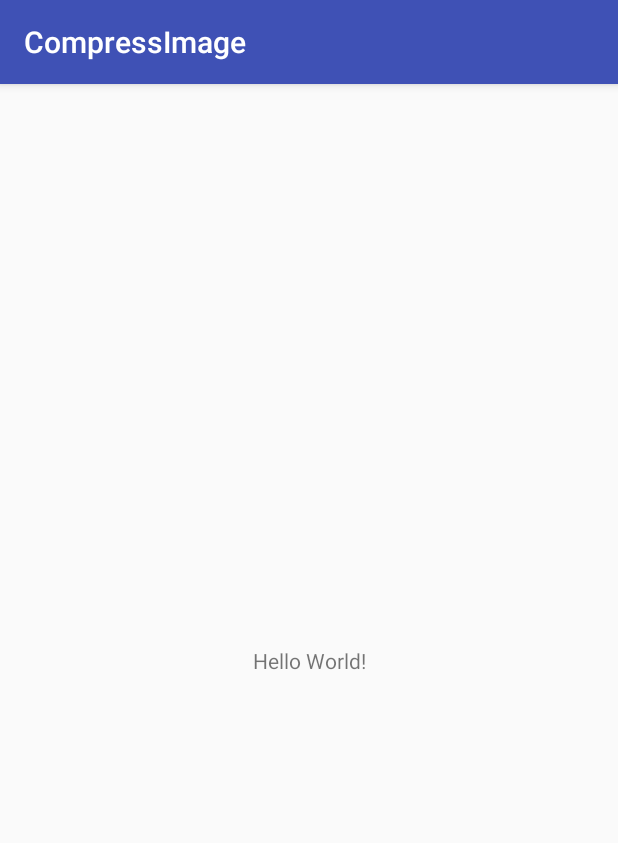
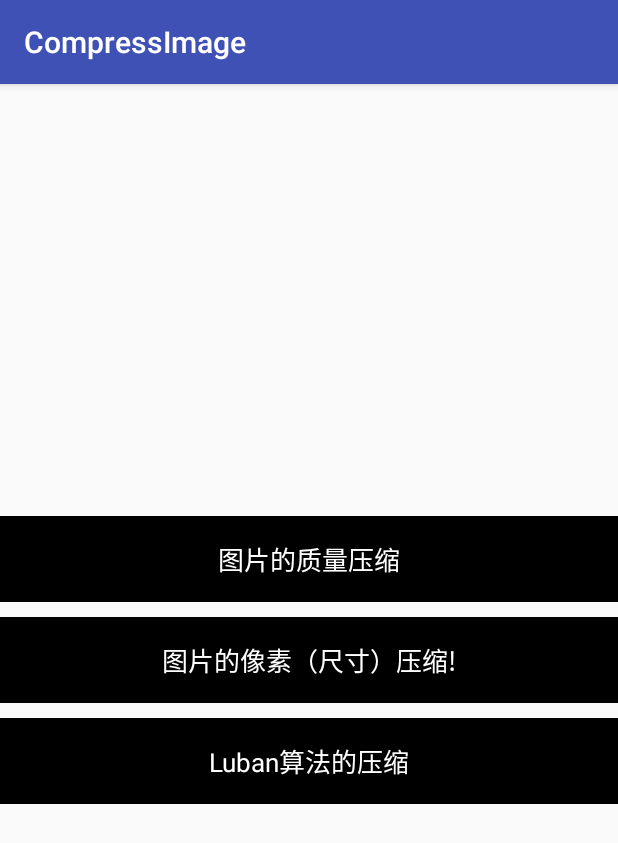
Before and after one commit to heynchy/CompressImage, an Android app: the screen it shows after launch (MainActivity), on a phone screen of 412 x 824 dp. Shown: the top 843 px of the screen. Run offline under Robolectric (Android 15) with nearby library versions, the phone set to English and light mode, and no system bars.

Commit message:
1. 添加应用实例

```diff
--- a/app/src/main/java/com/heynchy/compressimage/MainActivity.java
+++ b/app/src/main/java/com/heynchy/compressimage/MainActivity.java
@@ -5,6 +5,8 @@ import android.os.Environment;
 import android.support.v7.app.AppCompatActivity;
 import android.os.Bundle;
 import android.util.Log;
+import android.view.View;
+import android.widget.TextView;
 
 import com.heynchy.compress.CompressImage;
 import com.heynchy.compress.compressinterface.CompressLubanListener;
@@ -13,10 +15,33 @@ import com.heynchy.compress.compressinterface.CompressPixListener;
 
 public class MainActivity extends AppCompatActivity {
 
+    private TextView mMassTv;
+    private TextView mPixTv;
+    private TextView mLubanTv;
+
     @Override
     protected void onCreate(Bundle savedInstanceState) {
         super.onCreate(savedInstanceState);
         setContentView(R.layout.activity_main);
+        initView();
+        mMassTv.setOnClickListener(new View.OnClickListener() {
+            @Override
+            public void onClick(View view) {
+                // TODO 跳转至图片的质量压缩界面
+            }
+        });
+        mPixTv.setOnClickListener(new View.OnClickListener() {
+            @Override
+            public void onClick(View view) {
+                // TODO 跳转至图片的像素压缩界面
+            }
+        });
+        mLubanTv.setOnClickListener(new View.OnClickListener() {
+            @Override
+            public void onClick(View view) {
+                // TODO 跳转至图片的Luban算法的压缩界面
+            }
+        });
         final String filePath = Environment.getExternalStorageDirectory() + "/yueyeya/1.jpg";
         final String filePath2 = Environment.getExternalStorageDirectory() + "/yueyeya/2.jpg";
         final String filePath3 = Environment.getExternalStorageDirectory() + "/yueyeya/3.jpg";
@@ -58,4 +83,10 @@ public class MainActivity extends AppCompatActivity {
             }
         });
     }
+
+    private void initView() {
+        mMassTv = (TextView) findViewById(R.id.tv_mass);
+        mLubanTv = (TextView) findViewById(R.id.tv_luban);
+        mPixTv = (TextView) findViewById(R.id.tv_pix);
+    }
 }
--- a/app/src/main/res/layout/activity_main.xml
+++ b/app/src/main/res/layout/activity_main.xml
@@ -1,5 +1,5 @@
 <?xml version="1.0" encoding="utf-8"?>
-<android.support.constraint.ConstraintLayout
+<RelativeLayout
     xmlns:android="http://schemas.android.com/apk/res/android"
     xmlns:app="http://schemas.android.com/apk/res-auto"
     xmlns:tools="http://schemas.android.com/tools"
@@ -7,13 +7,50 @@
     android:layout_height="match_parent"
     tools:context="com.heynchy.compressimage.MainActivity">
 
-    <TextView
-        android:layout_width="wrap_content"
+
+    <RelativeLayout
+        android:layout_width="match_parent"
         android:layout_height="wrap_content"
-        android:text="Hello World!"
-        app:layout_constraintBottom_toBottomOf="parent"
-        app:layout_constraintLeft_toLeftOf="parent"
-        app:layout_constraintRight_toRightOf="parent"
-        app:layout_constraintTop_toTopOf="parent"/>
+        android:layout_centerInParent="true">
 
-</android.support.constraint.ConstraintLayout>
+        <TextView
+            android:id="@+id/tv_mass"
+            android:layout_width="match_parent"
+            android:layout_height="wrap_content"
+            android:background="#000000"
+            android:gravity="center_horizontal"
+            android:padding="15dp"
+            android:text="图片的质量压缩"
+            android:textColor="#FFFFFF"
+            android:textSize="17sp"
+            />
+
+        <TextView
+            android:id="@+id/tv_pix"
+            android:layout_width="match_parent"
+            android:layout_height="wrap_content"
+            android:layout_below="@+id/tv_mass"
+            android:layout_marginTop="10dp"
+            android:background="#000000"
+            android:gravity="center_horizontal"
+            android:padding="15dp"
+            android:text="图片的像素（尺寸）压缩!"
+            android:textColor="#FFFFFF"
+            android:textSize="17sp"
+            />
+
+        <TextView
+            android:id="@+id/tv_luban"
+            android:layout_width="match_parent"
+            android:layout_height="wrap_content"
+            android:layout_below="@+id/tv_pix"
+            android:layout_marginTop="10dp"
+            android:background="#000000"
+            android:gravity="center_horizontal"
+            android:padding="15dp"
+            android:text="Luban算法的压缩"
+            android:textColor="#FFFFFF"
+            android:textSize="17sp"
+            />
+    </RelativeLayout>
+</RelativeLayout>
--- a/compress/src/main/java/com/heynchy/compress/CompressImage.java
+++ b/compress/src/main/java/com/heynchy/compress/CompressImage.java
@@ -4,8 +4,8 @@ import android.graphics.Bitmap;
 import android.graphics.BitmapFactory;
 import android.util.Log;
 
-import com.heynchy.compress.compressUtill.FileSizeUtil;
-import com.heynchy.compress.compressUtill.LubanUtil;
+import com.heynchy.compress.compressUtil.FileSizeUtil;
+import com.heynchy.compress.compressUtil.LubanUtil;
 import com.heynchy.compress.compressinterface.CompressInterface;
 import com.heynchy.compress.compressinterface.CompressLubanListener;
 import com.heynchy.compress.compressinterface.CompressMassListener;
--- a/compress/src/main/java/com/heynchy/compress/compressUtill/FileSizeUtil.java
+++ b/compress/src/main/java/com/heynchy/compress/compressUtil/FileSizeUtil.java
@@ -1,4 +1,4 @@
-package com.heynchy.compress.compressUtill;
+package com.heynchy.compress.compressUtil;
 
 import android.util.Log;
 
--- a/compress/src/main/java/com/heynchy/compress/compressUtill/LubanUtil.java
+++ b/compress/src/main/java/com/heynchy/compress/compressUtil/LubanUtil.java
@@ -1,4 +1,4 @@
-package com.heynchy.compress.compressUtill;
+package com.heynchy.compress.compressUtil;
 
 import android.graphics.Bitmap;
 import android.graphics.BitmapFactory;
```
